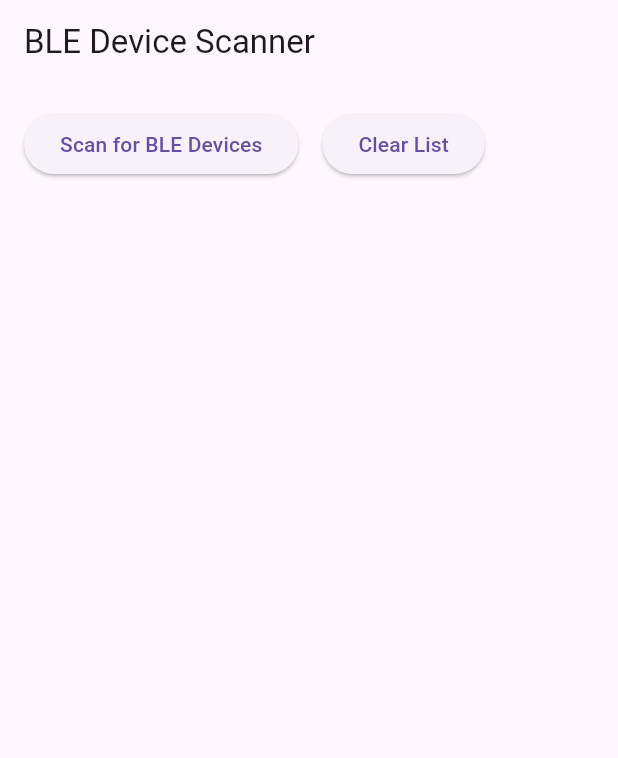
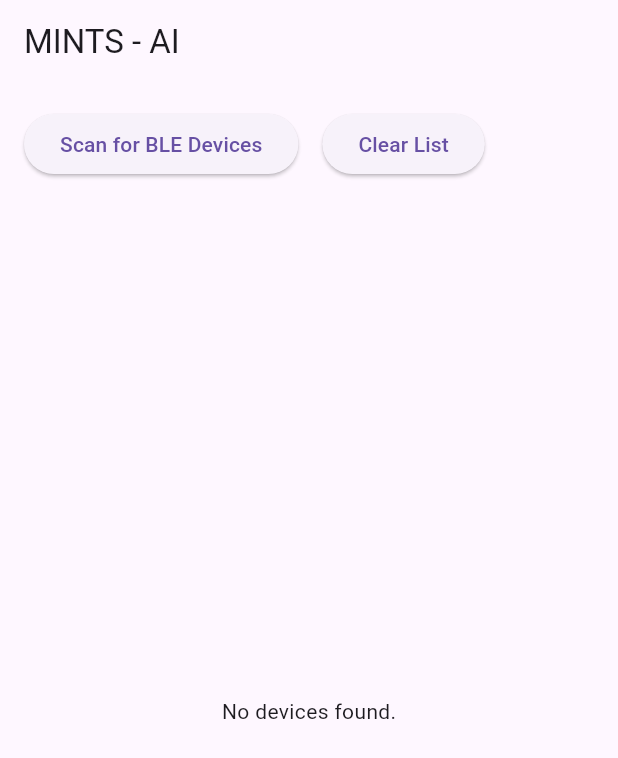
Before and after one commit to mi3nts/flutterApps, a Flutter app: the screen it shows after launch, after a tap on "Scan for BLE Devices", on a phone screen of 412 x 824 dp. Shown: the top 758 px of the screen. Run offline on Flutter 3.47's test engine with Material 3 defaults, Android fonts, the light colour scheme and no system bars; our stand-ins replace flutter_blue_plus.

Commit message:
minor updates

```diff
--- a/mints_ble_test/lib/main.dart
+++ b/mints_ble_test/lib/main.dart
@@ -2,8 +2,8 @@ import 'dart:async';
 import 'package:flutter/material.dart';
 import 'package:flutter_blue_plus/flutter_blue_plus.dart';
 
-void main() {
-  FlutterBluePlus.instance; // Initialize BLE
+void main() async {
+  WidgetsFlutterBinding.ensureInitialized(); // Ensures Flutter bindings are initialized
   runApp(MyApp());
 }
 
@@ -11,7 +11,8 @@ class MyApp extends StatelessWidget {
   @override
   Widget build(BuildContext context) {
     return MaterialApp(
-      title: 'BLE Scan Button App',
+      title: 'MINTS - AI',
+      theme: ThemeData(primarySwatch: Colors.blue),
       home: BleScannerPage(),
     );
   }
@@ -25,40 +26,32 @@ class BleScannerPage extends StatefulWidget {
 class _BleScannerPageState extends State<BleScannerPage> {
   final List<ScanResult> scanResultsList = [];
   StreamSubscription<List<ScanResult>>? scanSubscription;
-  String devicesText = '';
 
   void startScan() {
     setState(() {
       scanResultsList.clear();
-      devicesText = 'Scanning...';
     });
 
-    FlutterBluePlus.startScan(timeout: Duration(seconds: 5));
+    FlutterBluePlus.startScan(timeout: const Duration(seconds: 5));
 
     scanSubscription = FlutterBluePlus.scanResults.listen((results) {
       for (ScanResult r in results) {
-        if (!scanResultsList.any((sr) => sr.device.remoteId == r.device.remoteId)) {
+        final deviceName = r.device.platformName;
+        final advName = r.advertisementData.advName;
+
+        // Filter only Raspberry Pi (e.g., device named 'PiBLE')
+        if ((deviceName == 'PiBLE' || advName == 'PiBLE') &&
+            !scanResultsList.any((sr) => sr.device.remoteId == r.device.remoteId)) {
           scanResultsList.add(r);
         }
       }
-
-      setState(() {
-        devicesText = scanResultsList.map((r) {
-          final name = r.device.platformName.isNotEmpty
-              ? r.device.platformName
-              : (r.advertisementData.advName.isNotEmpty
-              ? r.advertisementData.advName
-              : 'Unknown Device');
-          return 'Name: $name\nMAC: ${r.device.remoteId}\nRSSI: ${r.rssi} dBm\n';
-        }).join('\n');
-      });
+      setState(() {});
     });
-  }
+    }
 
   void clearDevices() {
     setState(() {
       scanResultsList.clear();
-      devicesText = '';
     });
   }
 
@@ -72,7 +65,7 @@ class _BleScannerPageState extends State<BleScannerPage> {
   @override
   Widget build(BuildContext context) {
     return Scaffold(
-      appBar: AppBar(title: Text('BLE Device Scanner')),
+      appBar: AppBar(title: const Text('MINTS - AI')),
       body: Padding(
         padding: const EdgeInsets.all(16.0),
         child: Column(
@@ -81,22 +74,54 @@ class _BleScannerPageState extends State<BleScannerPage> {
               children: [
                 ElevatedButton(
                   onPressed: startScan,
-                  child: Text('Scan for BLE Devices'),
+                  child: const Text('Scan for BLE Devices'),
                 ),
                 const SizedBox(width: 16),
                 ElevatedButton(
                   onPressed: clearDevices,
-                  child: Text('Clear List'),
+                  child: const Text('Clear List'),
                 ),
               ],
             ),
             const SizedBox(height: 20),
             Expanded(
-              child: SingleChildScrollView(
-                child: Text(
-                  devicesText,
-                  style: TextStyle(fontSize: 16),
-                ),
+              child: scanResultsList.isEmpty
+                  ? const Center(child: Text('No devices found.'))
+                  : ListView.builder(
+                itemCount: scanResultsList.length,
+                itemBuilder: (context, index) {
+                  final result = scanResultsList[index];
+                  final name = result.device.platformName.isNotEmpty
+                      ? result.device.platformName
+                      : (result.advertisementData.advName.isNotEmpty
+                      ? result.advertisementData.advName
+                      : 'Unknown Device');
+
+                  return Card(
+                    margin: const EdgeInsets.symmetric(vertical: 6),
+                    child: ListTile(
+                      title: Text(name),
+                      subtitle: Text(
+                        'MAC: ${result.device.remoteId}\nRSSI: ${result.rssi} dBm',
+                      ),
+                      trailing: ElevatedButton(
+                        onPressed: () async {
+                          try {
+                            await result.device.connect();
+                            ScaffoldMessenger.of(context).showSnackBar(
+                              SnackBar(content: Text('Connected to $name')),
+                            );
+                          } catch (e) {
+                            ScaffoldMessenger.of(context).showSnackBar(
+                              SnackBar(content: Text('Connection failed: $e')),
+                            );
+                          }
+                        },
+                        child: const Text('Connect'),
+                      ),
+                    ),
+                  );
+                },
               ),
             ),
           ],
```
